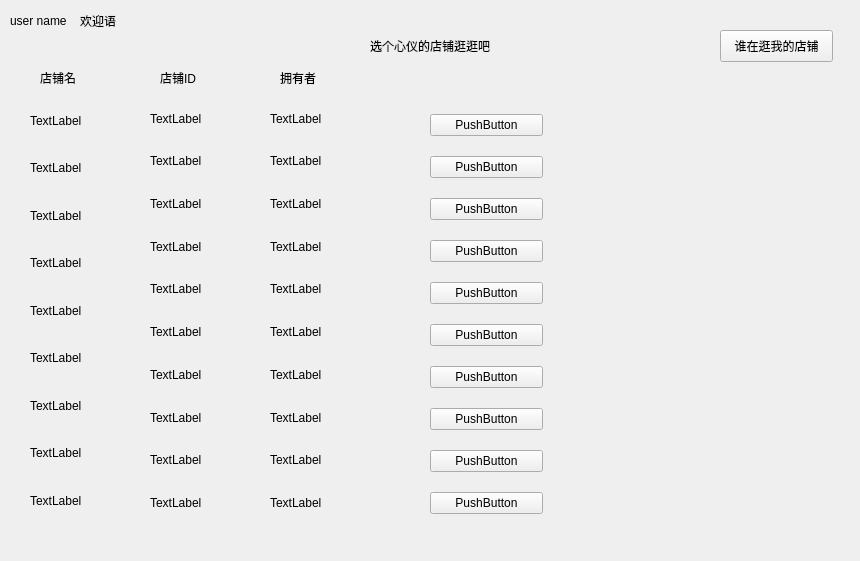
This is ui_shoplist.ui in radical13/shop_pyqt as Qt 5 draws it before an edit. The edited form follows.
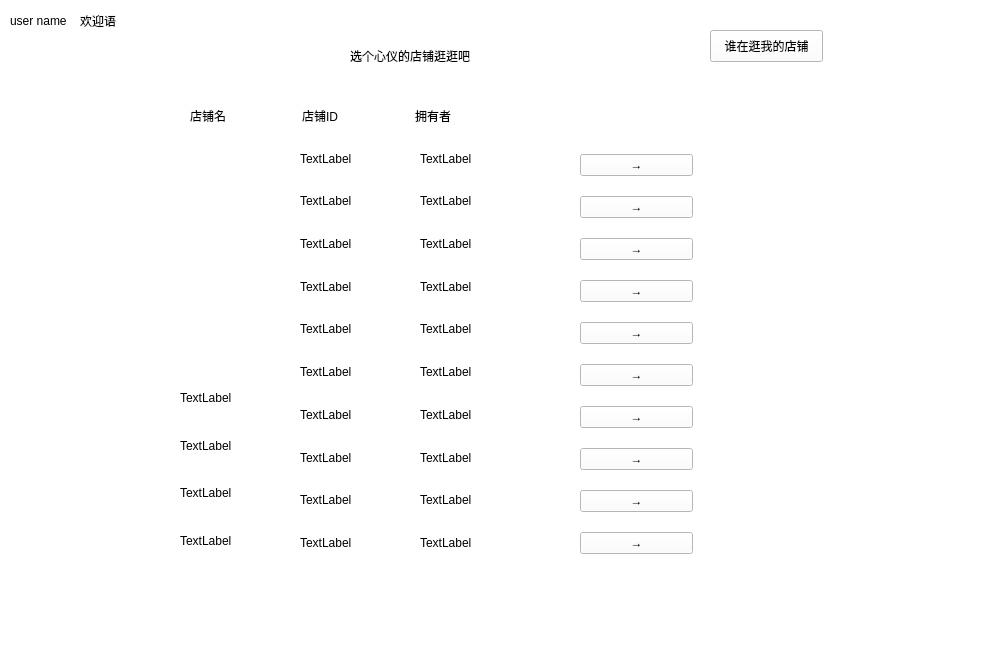
This is the edited form.

Commit message: redesign the login window

```diff
--- a/ui_shoplist.ui
+++ b/ui_shoplist.ui
@@ -6,18 +6,22 @@
    <rect>
     <x>0</x>
     <y>0</y>
-    <width>860</width>
-    <height>561</height>
+    <width>981</width>
+    <height>646</height>
    </rect>
   </property>
   <property name="windowTitle">
    <string>Form</string>
   </property>
+  <property name="styleSheet">
+   <string notr="true">background:white;
+</string>
+  </property>
   <widget class="QLabel" name="label">
    <property name="geometry">
     <rect>
-     <x>370</x>
-     <y>10</y>
+     <x>350</x>
+     <y>20</y>
      <width>131</width>
      <height>71</height>
     </rect>
@@ -55,7 +59,7 @@
   <widget class="QPushButton" name="pushButton_9">
    <property name="geometry">
     <rect>
-     <x>720</x>
+     <x>710</x>
      <y>30</y>
      <width>113</width>
      <height>32</height>
@@ -65,51 +69,12 @@
     <string>谁在逛我的店铺</string>
    </property>
   </widget>
-  <widget class="QLabel" name="shop_name_head">
+  <widget class="QWidget" name="layoutWidget">
    <property name="geometry">
     <rect>
-     <x>40</x>
-     <y>70</y>
-     <width>60</width>
-     <height>16</height>
-    </rect>
-   </property>
-   <property name="text">
-    <string>店铺名</string>
-   </property>
-  </widget>
-  <widget class="QLabel" name="shop_id_head">
-   <property name="geometry">
-    <rect>
-     <x>160</x>
-     <y>70</y>
-     <width>60</width>
-     <height>16</height>
-    </rect>
-   </property>
-   <property name="text">
-    <string>店铺ID</string>
-   </property>
-  </widget>
-  <widget class="QLabel" name="shop_owner_head">
-   <property name="geometry">
-    <rect>
-     <x>280</x>
-     <y>70</y>
-     <width>60</width>
-     <height>16</height>
-    </rect>
-   </property>
-   <property name="text">
-    <string>拥有者</string>
-   </property>
-  </widget>
-  <widget class="QWidget" name="">
-   <property name="geometry">
-    <rect>
-     <x>30</x>
-     <y>100</y>
-     <width>62</width>
+     <x>180</x>
+     <y>140</y>
+     <width>77</width>
      <height>421</height>
     </rect>
    </property>
@@ -117,35 +82,35 @@
     <item>
      <widget class="QLabel" name="shop_name_1">
       <property name="text">
-       <string>TextLabel</string>
+       <string/>
       </property>
      </widget>
     </item>
     <item>
      <widget class="QLabel" name="shop_name_2">
       <property name="text">
-       <string>TextLabel</string>
+       <string/>
       </property>
      </widget>
     </item>
     <item>
      <widget class="QLabel" name="shop_name_3">
       <property name="text">
-       <string>TextLabel</string>
+       <string/>
       </property>
      </widget>
     </item>
     <item>
      <widget class="QLabel" name="shop_name_5">
       <property name="text">
-       <string>TextLabel</string>
+       <string/>
       </property>
      </widget>
     </item>
     <item>
      <widget class="QLabel" name="shop_name_4">
       <property name="text">
-       <string>TextLabel</string>
+       <string/>
       </property>
      </widget>
     </item>
@@ -179,11 +144,11 @@
     </item>
    </layout>
   </widget>
-  <widget class="QWidget" name="">
+  <widget class="QWidget" name="layoutWidget">
    <property name="geometry">
     <rect>
-     <x>150</x>
-     <y>100</y>
+     <x>300</x>
+     <y>140</y>
      <width>62</width>
      <height>421</height>
     </rect>
@@ -261,11 +226,11 @@
     </item>
    </layout>
   </widget>
-  <widget class="QWidget" name="">
+  <widget class="QWidget" name="layoutWidget">
    <property name="geometry">
     <rect>
-     <x>270</x>
-     <y>100</y>
+     <x>420</x>
+     <y>140</y>
      <width>62</width>
      <height>421</height>
     </rect>
@@ -343,11 +308,11 @@
     </item>
    </layout>
   </widget>
-  <widget class="QWidget" name="">
+  <widget class="QWidget" name="layoutWidget">
    <property name="geometry">
     <rect>
-     <x>430</x>
-     <y>100</y>
+     <x>580</x>
+     <y>140</y>
      <width>113</width>
      <height>431</height>
     </rect>
@@ -356,70 +321,112 @@
     <item>
      <widget class="QPushButton" name="enter_shop_1">
       <property name="text">
-       <string>PushButton</string>
+       <string>→</string>
       </property>
      </widget>
     </item>
     <item>
      <widget class="QPushButton" name="enter_shop_2">
       <property name="text">
-       <string>PushButton</string>
+       <string>→</string>
       </property>
      </widget>
     </item>
     <item>
      <widget class="QPushButton" name="enter_shop_3">
       <property name="text">
-       <string>PushButton</string>
+       <string>→</string>
       </property>
      </widget>
     </item>
     <item>
      <widget class="QPushButton" name="enter_shop_4">
       <property name="text">
-       <string>PushButton</string>
+       <string>→</string>
       </property>
      </widget>
     </item>
     <item>
      <widget class="QPushButton" name="enter_shop_5">
       <property name="text">
-       <string>PushButton</string>
+       <string>→</string>
       </property>
      </widget>
     </item>
     <item>
      <widget class="QPushButton" name="enter_shop_6">
       <property name="text">
-       <string>PushButton</string>
+       <string>→</string>
       </property>
      </widget>
     </item>
     <item>
      <widget class="QPushButton" name="enter_shop_7">
       <property name="text">
-       <string>PushButton</string>
+       <string>→</string>
       </property>
      </widget>
     </item>
     <item>
      <widget class="QPushButton" name="enter_shop_8">
       <property name="text">
-       <string>PushButton</string>
+       <string>→</string>
       </property>
      </widget>
     </item>
     <item>
      <widget class="QPushButton" name="enter_shop_9">
       <property name="text">
-       <string>PushButton</string>
+       <string>→</string>
       </property>
      </widget>
     </item>
     <item>
      <widget class="QPushButton" name="enter_shop_10">
       <property name="text">
-       <string>PushButton</string>
+       <string>→</string>
+      </property>
+     </widget>
+    </item>
+   </layout>
+  </widget>
+  <widget class="QWidget" name="">
+   <property name="geometry">
+    <rect>
+     <x>190</x>
+     <y>100</y>
+     <width>331</width>
+     <height>31</height>
+    </rect>
+   </property>
+   <layout class="QHBoxLayout" name="horizontalLayout">
+    <item>
+     <widget class="QLabel" name="shop_name_head">
+      <property name="styleSheet">
+       <string notr="true">font: 75 20pt &quot;Heiti SC&quot;;</string>
+      </property>
+      <property name="text">
+       <string>店铺名</string>
+      </property>
+     </widget>
+    </item>
+    <item>
+     <widget class="QLabel" name="shop_id_head">
+      <property name="styleSheet">
+       <string notr="true">font: 75 20pt &quot;Heiti SC&quot;;</string>
+      </property>
+      <property name="text">
+       <string>店铺ID</string>
+      </property>
+     </widget>
+    </item>
+    <item>
+     <widget class="QLabel" name="shop_owner_head">
+      <property name="styleSheet">
+       <string notr="true">font: 75 20pt &quot;Heiti SC&quot;;</string>
+      </property>
+      <property name="text">
+       <string>拥有者</string>
       </property>
      </widget>
     </item>
```
The commit also changes 6 other files.
